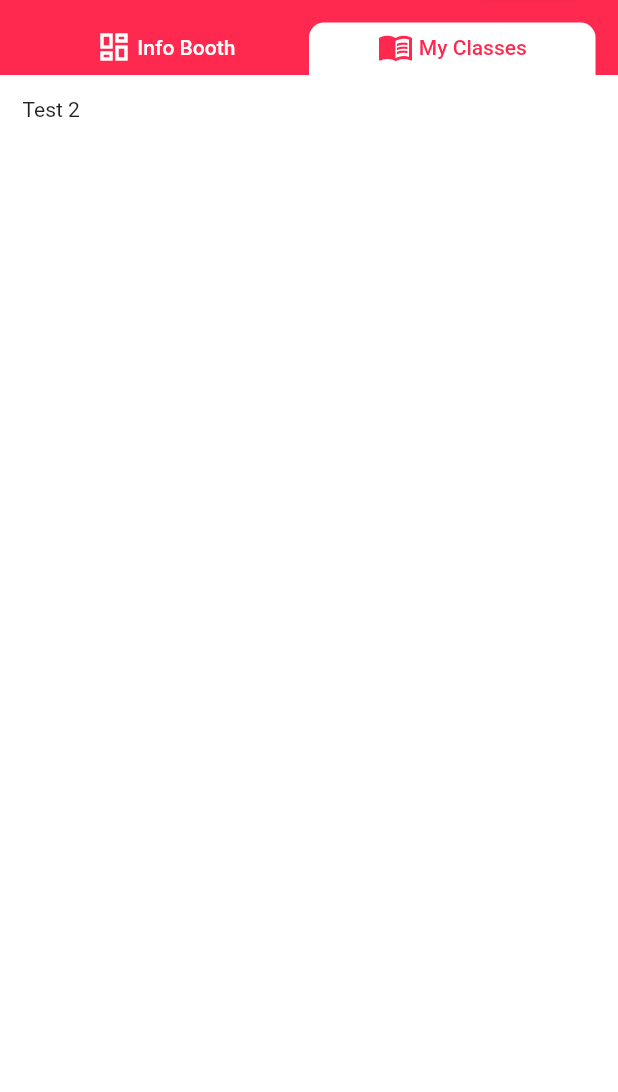
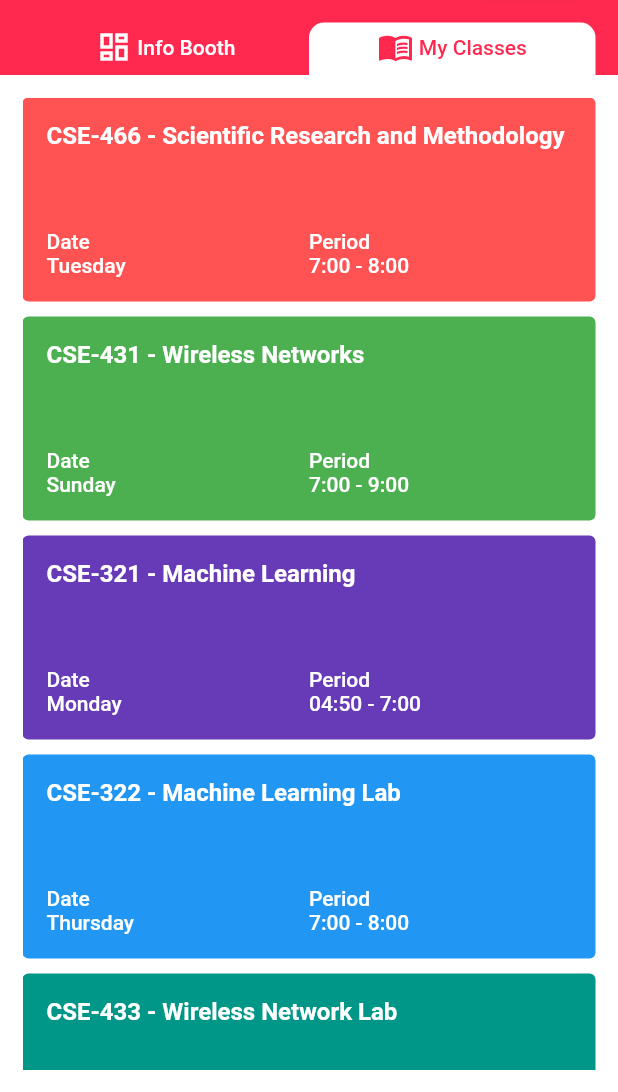
Before and after one commit to sagordev/learning-space, a Flutter app: the Dashboard screen opened by its route, tab 2 chosen, on a phone screen of 412 x 824 dp, the part 144-1236 px from its top. Run offline on Flutter 3.47's test engine with Material 2 defaults, Android fonts, the phone set to English and light mode, and no system bars.

Commit message:
My Classess Update

```diff
--- a/lib/views/app/dashboard/dashboard.dart
+++ b/lib/views/app/dashboard/dashboard.dart
@@ -1,5 +1,6 @@
 import 'package:flutter/material.dart';
-import 'package:learning_space/views/app/dashboard/tabs/info_booth.dart';
+import 'package:learning_space/views/app/dashboard/tabs/infoBooth/info_booth.dart';
+import 'package:learning_space/views/app/dashboard/tabs/myClasses/my_classes.dart';
 
 class Dashboard extends StatefulWidget{
   const Dashboard({super.key});
@@ -120,7 +121,7 @@ class _Dashboard extends State<Dashboard>{
           child: TabBarView(
             children: [
               InfoBooth(),
-              Text("Test 2")
+              MyClasses()
             ],
           ),
         )
--- /dev/null
+++ b/lib/views/app/dashboard/tabs/myClasses/my_classes.dart
@@ -0,0 +1,105 @@
+import 'package:flutter/material.dart';
+
+class MyClasses extends StatefulWidget{
+  const MyClasses({super.key});
+
+  @override
+  State<StatefulWidget> createState() => _MyClasses();
+}
+
+class _MyClasses extends State<MyClasses>{
+  @override
+  Widget build(BuildContext context) {
+    return ListView(
+      children: [
+        getClassCard(
+            courseTitle: "Scientific Research and Methodology",
+            courseCode: "CSE-466",
+            classDate: "Tuesday",
+            classTime: "7:00 - 8:00",
+            backgroundColor: Colors.redAccent
+        ),
+        getClassCard(
+            courseTitle: "Wireless Networks",
+            courseCode: "CSE-431",
+            classDate: "Sunday",
+            classTime: "7:00 - 9:00",
+            backgroundColor: Colors.green
+        ),
+        getClassCard(
+            courseTitle: "Machine Learning",
+            courseCode: "CSE-321",
+            classDate: "Monday",
+            classTime: "04:50 - 7:00",
+            backgroundColor: Colors.deepPurple
+        ),
+        getClassCard(
+            courseTitle: "Machine Learning Lab",
+            courseCode: "CSE-322",
+            classDate: "Thursday",
+            classTime: "7:00 - 8:00",
+            backgroundColor: Colors.blue
+        ),
+        getClassCard(
+            courseTitle: "Wireless Network Lab",
+            courseCode: "CSE-433",
+            classDate: "Thursday",
+            classTime: "8:00 - 9:00",
+            backgroundColor: Colors.teal
+        )
+      ],
+    );
+  }
+
+  Widget getClassCard({courseTitle, courseCode, classDate, classTime, backgroundColor}){
+    return Padding(
+      padding: EdgeInsets.only(bottom: 10),
+      child: TextButton(
+        style: TextButton.styleFrom(
+          backgroundColor: backgroundColor ?? Colors.deepPurple
+        ),
+        onPressed: (){},
+        child: SizedBox(
+          width: MediaQuery.of(context).size.width,
+          height: 120,
+          child: Container(
+            padding: EdgeInsets.all(8),
+            child: Column(
+              crossAxisAlignment: CrossAxisAlignment.start,
+              mainAxisAlignment: MainAxisAlignment.spaceBetween,
+              children: [
+                Text('$courseCode - $courseTitle', style: TextStyle(fontSize: 16, fontWeight: FontWeight.bold, color: Colors.white),),
+                Row(
+                  children: [
+                    Expanded(
+                      flex: 1,
+                      child:
+                      Column(
+                        crossAxisAlignment: CrossAxisAlignment.start,
+                        children: [
+                          Text("Date", style: TextStyle(color: Colors.white)),
+                          Text(classDate, style: TextStyle(color: Colors.white))
+                        ],
+                      ),
+                    ),
+                    Expanded(
+                      flex: 1,
+                      child: Column(
+                        crossAxisAlignment: CrossAxisAlignment.start,
+                        children: [
+                          Text("Period", style: TextStyle(color: Colors.white),),
+                          Text(classTime, style: TextStyle(color: Colors.white))
+                        ],
+                      ),
+                    )
+                  ],
+                )
+              ],
+            ),
+          ),
+        ),
+      ),
+    );
+  }
+
+}
```
Also changed, not shown: lib/views/app/dashboard/tabs/infoBooth/info_booth.dart (renamed from lib/views/app/dashboard/tabs/info_booth.dart).
